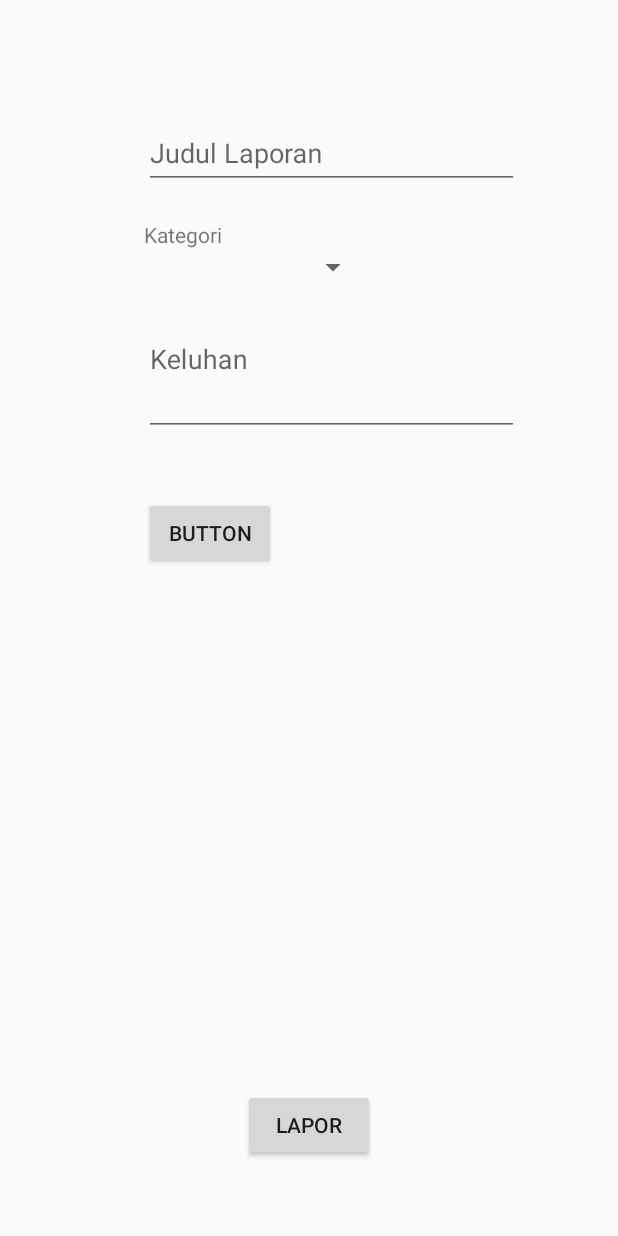
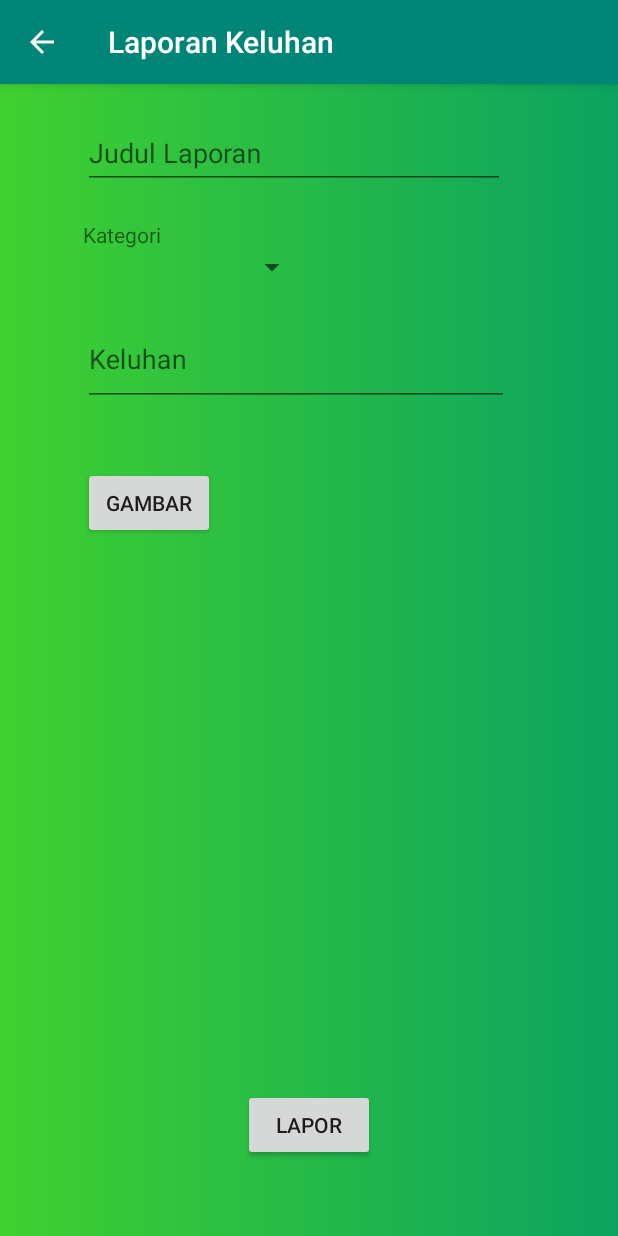
Before and after one commit to ahmadicorp01/Sipkfinal, an Android app: the LaporActivity screen opened directly, with no data from a screen before it, on a phone screen of 412 x 824 dp. Run offline under Robolectric (Android 15) with nearby library versions, the phone set to English and light mode, and no system bars; 2 statements that could not run were skipped.

Commit message:
Modifikasi menuju final Bismillah

```diff
--- a/app/src/main/AndroidManifest.xml
+++ b/app/src/main/AndroidManifest.xml
@@ -13,8 +13,10 @@
         android:theme="@style/AppTheme">
         <activity android:name=".TanggapanActivity"></activity>
         <activity android:name=".UtamaActivity" />
-        <activity android:name=".DaftarActivity" />
-        <activity android:name=".LaporActivity" />
+        <activity android:name=".DaftarActivity"
+            android:parentActivityName=".UtamaActivity"/>
+        <activity android:name=".LaporActivity"
+            android:parentActivityName=".UtamaActivity"/>
         <activity android:name=".MainActivity">
             <intent-filter>
                 <action android:name="android.intent.action.MAIN" />
--- a/app/src/main/java/com/example/sipkfinal/LaporActivity.java
+++ b/app/src/main/java/com/example/sipkfinal/LaporActivity.java
@@ -6,6 +6,7 @@ import android.os.AsyncTask;
 import android.os.Bundle;
 import android.support.design.widget.TextInputLayout;
 import android.support.v7.app.AppCompatActivity;
+import android.support.v7.widget.Toolbar;
 import android.util.Log;
 import android.view.View;
 import android.widget.ArrayAdapter;
@@ -51,6 +52,11 @@ public class LaporActivity extends AppCompatActivity {
         judul_keluhan = findViewById(R.id.judul_keluhan);
         keluhan = findViewById(R.id.keluhan);
         button2 = findViewById(R.id.button2);
+
+        Toolbar toolbar = findViewById(R.id.app_bar);
+        setSupportActionBar(toolbar);
+        getSupportActionBar().setTitle("Laporan Keluhan");
+        getSupportActionBar().setDisplayHomeAsUpEnabled(true);
 
         spinner = findViewById(R.id.kategori_spinner);
         myList1 = new ArrayList<>();
--- /dev/null
+++ b/app/src/main/res/drawable/gradientbg.xml
@@ -0,0 +1,15 @@
+<?xml version="1.0" encoding="utf-8"?>
+<selector xmlns:android="http://schemas.android.com/apk/res/android">
+    <item>
+        <shape>
+
+        <gradient
+            android:angle="180"
+            android:startColor="#0ba360"
+            android:endColor="#40D030"
+            android:type="linear">
+        </gradient>
+
+        </shape>
+    </item>
+</selector>
--- a/app/src/main/res/layout/activity_lapor.xml
+++ b/app/src/main/res/layout/activity_lapor.xml
@@ -4,11 +4,15 @@
     xmlns:tools="http://schemas.android.com/tools"
     android:layout_width="match_parent"
     android:layout_height="match_parent"
-    android:paddingLeft="16dp"
-    android:paddingRight="16dp"
-    android:paddingTop="50dp"
     android:focusableInTouchMode="true"
+    android:orientation="vertical"
+    android:background="@drawable/gradientbg"
     tools:context=".LaporActivity">
+
+    <include
+        android:id="@+id/app_bar"
+        layout="@layout/app_bar">
+    </include>
 
     <Button
         android:id="@+id/btn_lapor_tambah"
@@ -20,11 +24,11 @@
         android:text="Lapor" />
 
     <LinearLayout
-        android:layout_width="250dp"
-        android:layout_height="120dp"
-        android:layout_marginTop="20dp"
+        android:layout_width="300dp"
+        android:layout_height="500dp"
+        android:layout_marginTop="70dp"
         android:orientation="vertical"
-        android:layout_marginLeft="80dp">
+        android:layout_marginLeft="55dp">
 
         <android.support.design.widget.TextInputLayout
             android:id="@+id/judul_keluhan"
@@ -33,7 +37,7 @@
             app:errorEnabled="true">
 
             <android.support.design.widget.TextInputEditText
-                android:layout_width="match_parent"
+                android:layout_width="281dp"
                 android:layout_height="wrap_content"
                 android:hint="Judul Laporan"
                 android:inputType="text" />
@@ -51,25 +55,17 @@
             android:layout_centerHorizontal="true"
             android:entries="@array/kategori_arrays"
             android:layout_height="wrap_content" />
-    </LinearLayout>
-
-
-    <LinearLayout
-        android:layout_width="250dp"
-        android:layout_height="wrap_content"
-        android:layout_marginTop="130dp"
-        android:orientation="vertical"
-        android:layout_marginLeft="80dp">
 
         <android.support.design.widget.TextInputLayout
             android:id="@+id/keluhan"
-            android:layout_width="wrap_content"
+            android:layout_marginTop="10dp"
+            android:layout_width="284dp"
             android:layout_height="wrap_content"
             app:errorEnabled="true">
 
             <android.support.design.widget.TextInputEditText
-                android:layout_width="250dp"
-                android:layout_height="100dp"
+                android:layout_width="284dp"
+                android:layout_height="60dp"
                 android:hint="Keluhan"
                 android:inputType="textMultiLine" />
         </android.support.design.widget.TextInputLayout>
@@ -78,8 +74,11 @@
             android:layout_width="wrap_content"
             android:layout_height="wrap_content"
             android:layout_marginTop="20dp"
-            android:text="Button" />
+            android:text="Gambar" />
+
     </LinearLayout>
 
 
+
+
 </RelativeLayout>
--- a/app/src/main/res/layout/activity_tanggapan.xml
+++ b/app/src/main/res/layout/activity_tanggapan.xml
@@ -13,7 +13,8 @@
         android:layout_width="match_parent"
         android:layout_height="wrap_content"
         android:padding="6dp"
-        android:baselineAligned="true">
+        android:baselineAligned="true"
+        android:background="#40D030">
 
     <TextView
         android:layout_width="wrap_content"
@@ -55,6 +56,7 @@
         android:id="@+id/recycler_chat"
         android:layout_width="match_parent"
         android:layout_height="wrap_content"
+        android:background="@drawable/gradientcard"
         android:layout_weight="5"/>
 
     <LinearLayout
@@ -63,6 +65,7 @@
         android:layout_width="match_parent"
         android:layout_height="wrap_content"
         android:padding="5dp"
+        android:background="#deecdd"
         android:baselineAligned="true">
 
         <EditText
--- /dev/null
+++ b/app/src/main/res/layout/app_bar.xml
@@ -0,0 +1,10 @@
+<?xml version="1.0" encoding="utf-8"?>
+<android.support.v7.widget.Toolbar xmlns:android="http://schemas.android.com/apk/res/android"
+    android:layout_width="match_parent"
+    android:layout_height="wrap_content"
+    xmlns:app="http://schemas.android.com/apk/res-auto"
+    android:background="@color/colorPrimary"
+    android:theme="@style/ThemeOverlay.AppCompat.Dark.ActionBar"
+    android:elevation="4dp"
+    app:popupTheme="@style/CostumPopupStyle">
+</android.support.v7.widget.Toolbar>
--- a/app/src/main/res/layout/chat_pengguna_row.xml
+++ b/app/src/main/res/layout/chat_pengguna_row.xml
@@ -26,7 +26,7 @@
             android:id="@+id/cwaktu"
             android:textSize="10dp"
             android:textStyle="bold"
-            android:textColor="@android:color/darker_gray"
+            android:textColor="@android:color/black"
             android:layout_width="wrap_content"
             android:layout_height="wrap_content"
             android:layout_alignBaseline="@id/cnama_pengguna"
--- a/app/src/main/res/layout/daftar_laporan_row.xml
+++ b/app/src/main/res/layout/daftar_laporan_row.xml
@@ -2,8 +2,7 @@
 <android.support.v7.widget.CardView
     android:layout_width="match_parent"
     android:layout_height="wrap_content"
-    android:layout_margin="6.0dp"
-    app:cardCornerRadius="10.0dp"
+    android:layout_marginTop="6.0dp"
     xmlns:android="http://schemas.android.com/apk/res/android"
     xmlns:app="http://schemas.android.com/apk/res-auto">
 
@@ -42,7 +41,8 @@
             android:layout_width="wrap_content"
             android:layout_height="wrap_content"
             android:text="Tahun"
-            android:layout_alignParentRight="true" />
+            android:layout_alignParentRight="true"
+            android:layout_alignBaseline="@id/mnama_kategori"/>
     </RelativeLayout>
 
 </android.support.v7.widget.CardView>
--- a/app/src/main/res/values/strings.xml
+++ b/app/src/main/res/values/strings.xml
@@ -1,4 +1,5 @@
 <resources>
     <string name="app_name">Sipkfinal</string>
     <string-array name="kategori_arrays"></string-array>
+    <string name="logout_name">Logout</string>
 </resources>
--- a/app/src/main/res/values/styles.xml
+++ b/app/src/main/res/values/styles.xml
@@ -8,4 +8,10 @@
         <item name="colorAccent">@color/colorAccent</item>
     </style>
 
+    <!-- Popup Theme. -->
+    <style name="CostumPopupStyle" parent="Theme.AppCompat.Light.NoActionBar">
+        <item name="colorPrimary">@color/colorAccent</item>
+        <item name="overlapAnchor">false</item>
+        <item name="android:dropDownVerticalOffset">-4dp</item>
+    </style>
 </resources>
```
Also changed, not shown: app/src/main/java/com/example/sipkfinal/DaftarActivity.java (+9 -0 lines), app/src/main/java/com/example/sipkfinal/UtamaActivity.java (+18 -0 lines), app/src/main/res/drawable/gradientcard.xml (added, +15 -0 lines), app/src/main/res/layout/activity_daftar.xml (+10 -3 lines), app/src/main/res/layout/activity_utama.xml (+18 -6 lines), app/src/main/res/menu/menu.xml (added, +9 -0 lines).
